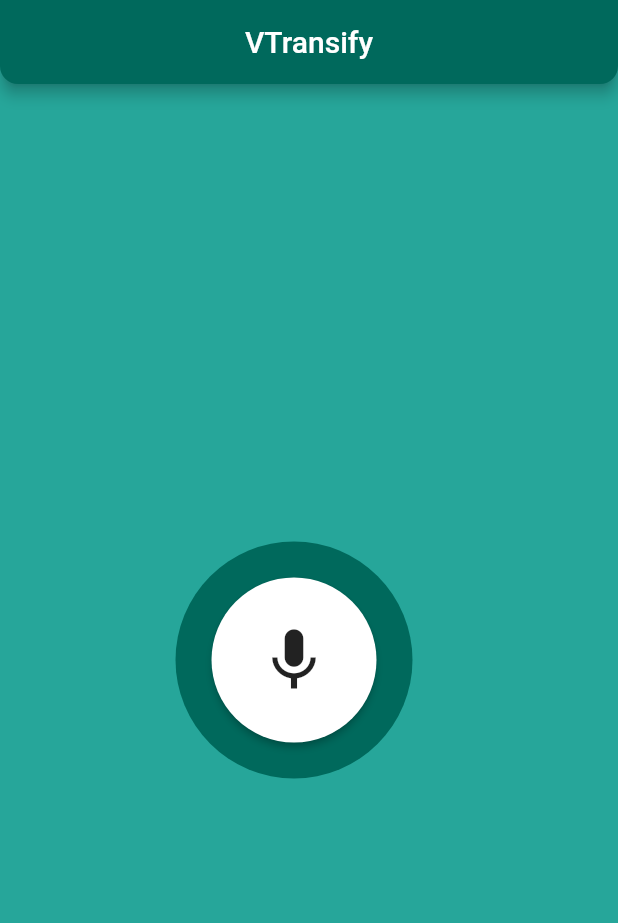
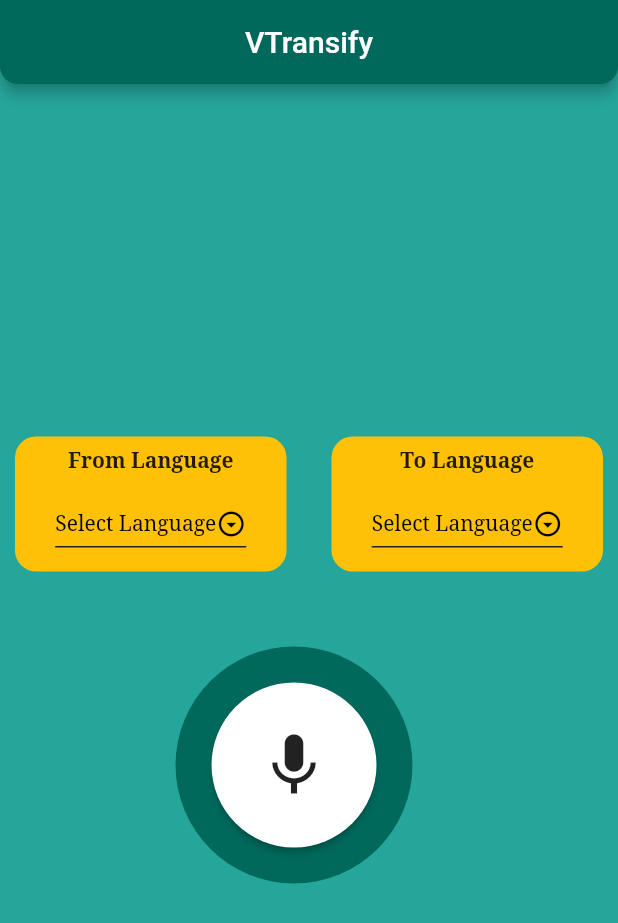
Before and after one commit to DimitriBelikov/VTransify, a Flutter app: the screen it shows after launch, on a phone screen of 412 x 824 dp. Shown: the top 923 px of the screen. Run offline on Flutter 3.47's test engine with Material 2 defaults, Android fonts, the phone set to English and light mode, and no system bars; our stand-ins replace flutter_cache_manager, flutter_spinkit, permission_handler, rflutter_alert; missing offline and left inert: flutter_sound.

Commit message:
Added Language Support to app and updated Alerts

```diff
--- a/lib/Alerts.dart
+++ b/lib/Alerts.dart
@@ -1,15 +1,21 @@
+import 'dart:core';
+
 import 'package:flutter/material.dart';
 import 'package:rflutter_alert/rflutter_alert.dart';
 
+const String serverError =
+    'An Error occurred while communicating with the Server. Please check your internet connection and Try Again or there was a problem with the Audio File.'
+    ' If still not resolved, please contact the Owner';
+const String chooseLanguageError = 'Please Select to and from Languages.';
+
 class Alerts {
-  static void showAlertDialog(BuildContext context) {
+  static void showAlertDialog(BuildContext context, String alertType) {
     Alert(
         title: 'Error Occurred !!!',
         context: context,
         content: Text(
-          'An Error occurred while communicating with the Server. Please check your internet connection and Try Again or there was a problem with the Audio File.'
-          ' If still not resolved, please contact the Owner',
-          style: TextStyle(fontSize: 18, fontWeight: FontWeight.w400),
+          alertType,
+          style: TextStyle(fontSize: 16, fontWeight: FontWeight.w400),
           textAlign: TextAlign.center,
         ),
         type: AlertType.error,
@@ -24,7 +30,7 @@ class Alerts {
             },
             child: Text(
               'Try Again',
-              style: TextStyle(fontSize: 22),
+              style: TextStyle(fontSize: 19),
             ),
           ),
         ]).show();
--- /dev/null
+++ b/lib/DropDownList.dart
@@ -0,0 +1,79 @@
+import 'package:flutter/material.dart';
+
+import 'Services.dart' show Languages;
+
+class DropDownList extends StatefulWidget {
+  final String displayText;
+  DropDownList(this.displayText);
+
+  static String _fromLang = 'Select Language', _toLang = 'Select Language';
+  void _updateVariable(String language) {
+    if (displayText == 'From Language')
+      _fromLang = language;
+    else
+      _toLang = language;
+  }
+
+  static String getVariable(String dropDownType) {
+    if (dropDownType == 'From Language')
+      return _fromLang;
+    else
+      return _toLang;
+  }
+
+  static void resetVariables() {
+    _fromLang = _toLang = 'Select Language';
+  }
+
+  @override
+  _DropDownListState createState() => _DropDownListState();
+}
+
+class _DropDownListState extends State<DropDownList> {
+  @override
+  Widget build(BuildContext context) {
+    return Container(
+      padding: EdgeInsets.all(8.0),
+      child: Column(
+        children: [
+          Text(
+            widget.displayText,
+            textAlign: TextAlign.center,
+            style: TextStyle(fontSize: 14, fontFamily: 'NotoSerif', fontWeight: FontWeight.bold),
+          ),
+          SizedBox(
+            height: 10,
+          ),
+          DropdownButton(
+            items: (Languages.getLanguageList()).map((String language) {
+              return DropdownMenuItem(
+                value: language,
+                child: Text(
+                  language,
+                  style: TextStyle(fontSize: 14, fontFamily: 'NotoSerif'),
+                ),
+              );
+            }).toList(),
+            onChanged: (selectVal) {
+              setState(() {
+                widget._updateVariable(selectVal.toString());
+              });
+            },
+            hint: Text(
+              DropDownList.getVariable(widget.displayText),
+              style: TextStyle(color: Colors.black, fontSize: 14, fontFamily: 'NotoSerif'),
+            ),
+            icon: Icon(Icons.arrow_drop_down_circle_outlined, color: Colors.black),
+            iconSize: 20.0,
+            dropdownColor: Colors.amber,
+            underline: Container(
+              height: 1,
+              color: Colors.grey.shade900,
+            ),
+          ),
+        ],
+      ),
+      decoration: BoxDecoration(color: Colors.amber, borderRadius: BorderRadius.circular(14.0)),
+    );
+  }
+}
--- a/lib/Audioservices.dart
+++ b/lib/Services.dart
@@ -3,6 +3,7 @@ import 'dart:io';
 
 import 'package:flutter_cache_manager/flutter_cache_manager.dart';
 import 'package:http/http.dart' as http;
+import 'package:vtransify/DropDownList.dart';
 
 class ServerServices {
   String _redirectPath = '';
@@ -26,8 +27,14 @@ class ServerServices {
       'audio_file',
       audioFilePath,
     );
+
+    // Creating Request Components
     request.files.add(multiPartFile);
+    Map languageList = Languages.getLanguageMap();
+    request.fields['from_lang'] = languageList[DropDownList.getVariable('From Language')];
+    request.fields['to_lang'] = languageList[DropDownList.getVariable('To Language')];
 
+    // Sending Request and Handling Errors
     try {
       var response = await request.send();
 
@@ -50,12 +57,14 @@ class ServerServices {
       responseCode = 404;
       print(Exception.toString());
     }
+    DropDownList.resetVariables();
 
     var result = {'responseCode': responseCode, 'redirectPath': _redirectPath};
     if (translatedText.isNotEmpty) result['translatedText'] = translatedText;
     return result;
   }
 
+  // <---- Download Audio Function ---->
   Future<String> _downloadAudio(String audioPath) async {
     // Declaring Upload Path
     Uri downloadUrl = Uri.http('192.168.29.175:5000', '/output-audio/$audioPath');
@@ -69,6 +78,7 @@ class ServerServices {
     }
   }
 
+  // <---- Upload-Download Function ---->
   Future<dynamic> uploadDownload(String filePath) async {
     Map uploadResponse = await _uploadAudio(filePath);
     if (uploadResponse['redirectPath'] != '' && uploadResponse['responseCode'] == 200) {
@@ -88,3 +98,22 @@ class ServerServices {
     }
   }
 }
+
+class Languages {
+  static String toLang = 'Select Language';
+  static Map<String, String> _availableLanguages = {
+    'Hindi': 'hi-IN',
+    'English': 'en-US',
+    'Malayalam': 'ml-IN',
+    'Telugu': 'te-IN',
+    'Tamil': 'ta-IN'
+  };
+
+  static List<String> getLanguageList() {
+    return _availableLanguages.keys.toList();
+  }
+
+  static Map<String, String> getLanguageMap() {
+    return _availableLanguages;
+  }
+}
--- a/lib/main.dart
+++ b/lib/main.dart
@@ -8,7 +8,8 @@ import 'package:permission_handler/permission_handler.dart';
 
 // <----- Importing UserDefined Modules ----->
 import 'Alerts.dart';
-import 'Audioservices.dart';
+import 'DropDownList.dart';
+import 'Services.dart';
 
 // <---- File Constants ---->
 final serverServices = ServerServices();
@@ -109,11 +110,18 @@ class _HomeScreenState extends State<HomeScreen> {
 
   // <---- Start Recording Function ---->
   void startRecording() async {
+    if (DropDownList.getVariable('To Languages') != 'Select Language') {
       await _mRecorder.startRecorder(toFile: 'sample_voice.mp3', numChannels: 1, bitRate: 320000, sampleRate: 17000);
       setState(() {
         _playBackReady = true;
         audioState = AudioState.recording;
       });
+    } else {
+      setState(() {
+        audioState = AudioState.fresh_record;
+        Alerts.showAlertDialog(context, chooseLanguageError);
+      });
+    }
   }
 
   // <---- Stop Recording Function ---->
@@ -139,7 +147,7 @@ class _HomeScreenState extends State<HomeScreen> {
         audioState = AudioState.fresh_record;
         _playBackReady = false;
         _audioFilePath = '';
-        Alerts.showAlertDialog(context);
+        Alerts.showAlertDialog(context, serverError);
       });
     }
   }
@@ -202,6 +210,25 @@ class _HomeScreenState extends State<HomeScreen> {
             child: Column(
               mainAxisAlignment: MainAxisAlignment.center,
               children: [
+                if (audioState == AudioState.fresh_record)
+                  Column(
+                    children: [
+                      Padding(
+                        padding: const EdgeInsets.symmetric(horizontal: 10.0, vertical: 0),
+                        child: Row(
+                          children: [
+                            Expanded(child: DropDownList('From Language')),
+                            SizedBox(
+                              width: 30,
+                            ),
+                            Expanded(child: DropDownList('To Language'))
+                          ],
+                          mainAxisAlignment: MainAxisAlignment.center,
+                        ),
+                      ),
+                      SizedBox(height: 50),
+                    ],
+                  ),
                 Row(
                   mainAxisSize: MainAxisSize.min,
                   children: [
@@ -242,8 +269,49 @@ class _HomeScreenState extends State<HomeScreen> {
                       ),
                   ],
                 ),
-                if (audioState == AudioState.play || audioState == AudioState.stop)
-                  Container(
+                if (audioState == AudioState.play || audioState == AudioState.stop) TranslateBox(translatedText: hindiText)
+              ],
+            ),
+          );
+  }
+
+  Color handleAudioColour() {
+    if (audioState == AudioState.recording) {
+      return Colors.red.shade800;
+    } else if (audioState == AudioState.stop) {
+      return Colors.green.shade600;
+    } else {
+      return kBackgroundColor;
+    }
+  }
+
+  Icon getIcon(AudioState state) {
+    switch (state) {
+      case AudioState.play:
+        return Icon(Icons.play_arrow, size: 50);
+      case AudioState.stop:
+        return Icon(Icons.stop, size: 50);
+      case AudioState.recording:
+        return Icon(Icons.mic, color: Colors.redAccent, size: 50);
+      default:
+        return Icon(Icons.mic, size: 50);
+    }
+  }
+}
+
+// <---- TranslateBox Widget Stateless ---->
+class TranslateBox extends StatelessWidget {
+  const TranslateBox({
+    Key? key,
+    required String? translatedText,
+  })  : _translatedText = translatedText,
+        super(key: key);
+
+  final String? _translatedText;
+
+  @override
+  Widget build(BuildContext context) {
+    return Container(
       margin: EdgeInsets.all(25.0),
       decoration: BoxDecoration(
         borderRadius: BorderRadius.circular(10.0),
@@ -276,32 +344,6 @@ class _HomeScreenState extends State<HomeScreen> {
           ),
         ],
       ),
-                  )
-              ],
-            ),
     );
   }
-
-  Color handleAudioColour() {
-    if (audioState == AudioState.recording) {
-      return Colors.red.shade800;
-    } else if (audioState == AudioState.stop) {
-      return Colors.green.shade600;
-    } else {
-      return kBackgroundColor;
 }
-  }
-
-  Icon getIcon(AudioState state) {
-    switch (state) {
-      case AudioState.play:
-        return Icon(Icons.play_arrow, size: 50);
-      case AudioState.stop:
-        return Icon(Icons.stop, size: 50);
-      case AudioState.recording:
-        return Icon(Icons.mic, color: Colors.redAccent, size: 50);
-      default:
-        return Icon(Icons.mic, size: 50);
-    }
-  }
-}
```
Lines whose indentation alone changed are shown as unchanged.
